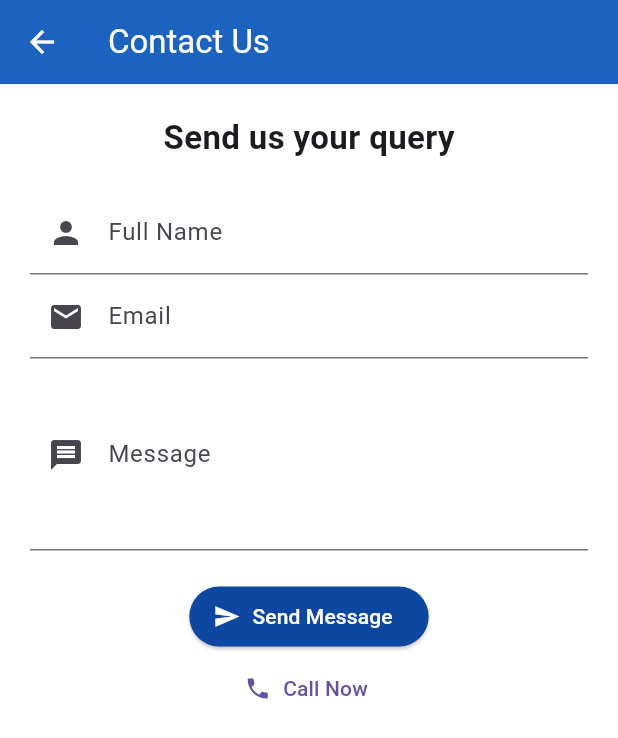
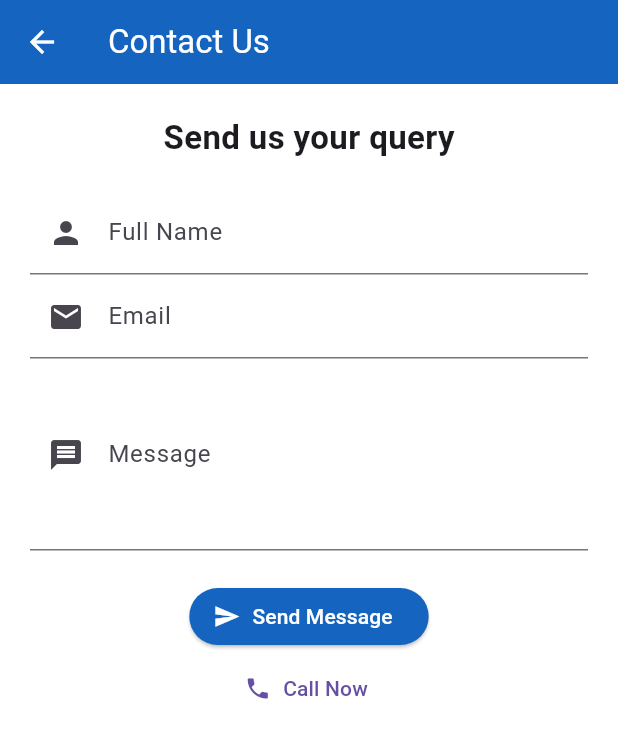
Before and after one commit to Soumilgarg221/Tution-Service, a Flutter app: the ContactPage screen opened directly, on a phone screen of 412 x 824 dp. Shown: the top 738 px of the screen. Run offline on Flutter 3.47's test engine with Material 3 defaults, Android fonts, the phone set to English and light mode, and no system bars.

Commit message:
dark-mode

```diff
--- a/lib/main.dart
+++ b/lib/main.dart
@@ -2,33 +2,87 @@ import 'package:flutter/material.dart';
 import 'pages/home.dart';
 
 void main() {
-  runApp(const MainApp());
+  runApp(const TuitionApp());
 }
 
-class MainApp extends StatelessWidget {
-  const MainApp({super.key});
+class TuitionApp extends StatefulWidget {
+  const TuitionApp({super.key});
+
+  @override
+  State<TuitionApp> createState() => _TuitionAppState();
+}
+
+class _TuitionAppState extends State<TuitionApp> {
+  bool isDark = false;
 
   @override
   Widget build(BuildContext context) {
     return MaterialApp(
-      title: 'Tuition Services',
       debugShowCheckedModeBanner: false,
-      theme: ThemeData(
-        primarySwatch: Colors.blue,
+      themeMode: isDark ? ThemeMode.dark : ThemeMode.light,
+      theme: _lightTheme,
+      darkTheme: _darkTheme,
+      home: HomePage(
+        toggleTheme: () {
+          setState(() {
+            isDark = !isDark;
+          });
+        },
+      ),
+    );
+  }
+}
+
+/// LIGHT THEME
+final ThemeData _lightTheme = ThemeData(
+  brightness: Brightness.light,
+  primaryColor: const Color(0xFF1565C0),
   scaffoldBackgroundColor: Colors.white,
   appBarTheme: const AppBarTheme(
     backgroundColor: Color(0xFF1565C0),
     foregroundColor: Colors.white,
-          elevation: 3,
   ),
+
+  /// 🔵 Classic curved buttons (only left-right curved)
   elevatedButtonTheme: ElevatedButtonThemeData(
-          style: ElevatedButton.styleFrom(
-            backgroundColor: const Color(0xFF0D47A1),
-            foregroundColor: Colors.white,
+    style: ButtonStyle(
+      backgroundColor: WidgetStatePropertyAll(Color(0xFF1565C0)),
+      foregroundColor: WidgetStatePropertyAll(Colors.white),
+      minimumSize: WidgetStatePropertyAll(Size(100, 38)),
+      shape: WidgetStatePropertyAll(
+        RoundedRectangleBorder(
+          borderRadius: BorderRadius.horizontal(
+            left: Radius.circular(20),
+            right: Radius.circular(20),
           ),
         ),
       ),
-      home: const HomePage(),
+    ),
+  ),
 );
-  }
-}
+
+/// DARK THEME
+final ThemeData _darkTheme = ThemeData(
+  brightness: Brightness.dark,
+  primaryColor: const Color(0xFF1565C0),
+  scaffoldBackgroundColor: const Color(0xFF0D1117),
+  appBarTheme: const AppBarTheme(
+    backgroundColor: Color(0xFF1565C0),
+    foregroundColor: Colors.white,
+  ),
+  elevatedButtonTheme: ElevatedButtonThemeData(
+    style: ButtonStyle(
+      backgroundColor: WidgetStatePropertyAll(Color(0xFF1565C0)),
+      foregroundColor: WidgetStatePropertyAll(Colors.white),
+      minimumSize: WidgetStatePropertyAll(Size(100, 38)),
+      shape: WidgetStatePropertyAll(
+        RoundedRectangleBorder(
+          borderRadius: BorderRadius.horizontal(
+            left: Radius.circular(20),
+            right: Radius.circular(20),
+          ),
+        ),
+      ),
+    ),
+  ),
+);
```
Also changed, not shown: lib/pages/home.dart (+226 -166 lines). Lines whose indentation alone changed are shown as unchanged.
